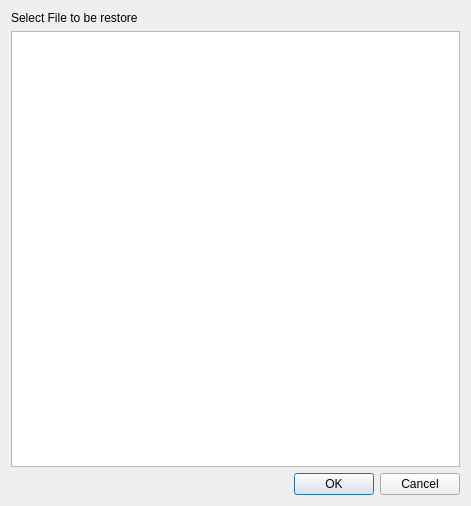
Old version of the form applications/cfactor/widgets/restore_backup.ui in the repository ebrahimraeyat/civilTools.
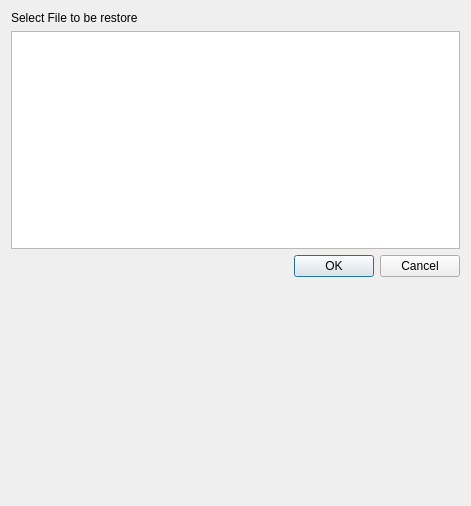
New version of the form. Icons and pictures are not drawn.

Diff of the .ui file:
```diff
--- a/applications/cfactor/widgets/restore_backup.ui
+++ b/applications/cfactor/widgets/restore_backup.ui
@@ -48,6 +48,19 @@
      </property>
     </widget>
    </item>
+   <item>
+    <spacer name="verticalSpacer">
+     <property name="orientation">
+      <enum>Qt::Vertical</enum>
+     </property>
+     <property name="sizeHint" stdset="0">
+      <size>
+       <width>20</width>
+       <height>40</height>
+      </size>
+     </property>
+    </spacer>
+   </item>
   </layout>
  </widget>
  <resources>
```
